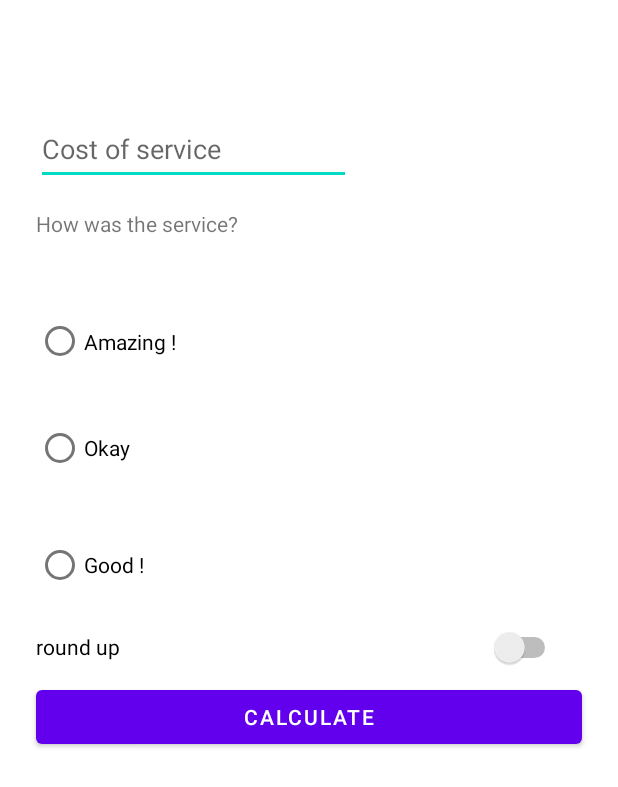
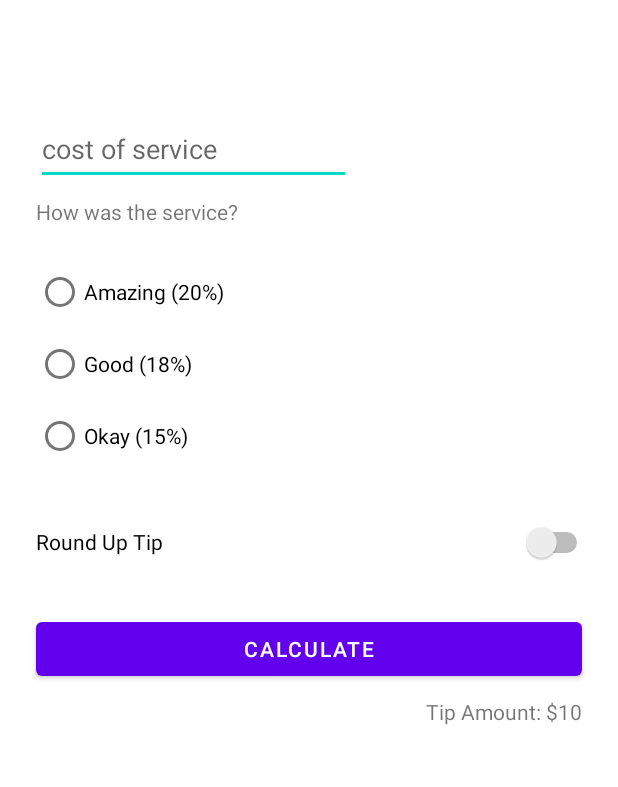
Before and after one commit to ahmad420/Tip_App, an Android app: the layout activity_main.xml on its own in the app's theme, with its tools: preview values and no code run, on a phone screen of 412 x 824 dp. Shown: the top 787 px of the screen. Run offline under Robolectric (Android 15) with nearby library versions, the phone set to English and light mode, and no system bars.

```diff
--- a/app/build.gradle
+++ b/app/build.gradle
@@ -6,6 +6,11 @@ plugins {
 android {
     compileSdkVersion 30
     buildToolsVersion "30.0.3"
+
+    buildFeatures {
+        viewBinding = true
+
+    }
 
     defaultConfig {
         applicationId "com.example.tip_app"
--- a/app/src/main/java/com/example/tip_app/MainActivity.kt
+++ b/app/src/main/java/com/example/tip_app/MainActivity.kt
@@ -2,10 +2,40 @@ package com.example.tip_app
 
 import androidx.appcompat.app.AppCompatActivity
 import android.os.Bundle
+import com.example.tip_app.databinding.ActivityMainBinding
+import java.text.NumberFormat
+
 
 class MainActivity : AppCompatActivity() {
+
+     lateinit var binding: ActivityMainBinding
+
     override fun onCreate(savedInstanceState: Bundle?) {
         super.onCreate(savedInstanceState)
-        setContentView(R.layout.activity_main)
+        binding = ActivityMainBinding.inflate(layoutInflater)
+        setContentView(binding.root)
+       binding.calculateButton.setOnClickListener {calculateTip()}
     }
+
+     fun calculateTip() {
+        val stringInTextField = binding.costOfService.text.toString()
+        val cost = stringInTextField.toDouble()
+         val selectedId =binding.tipOptions.checkedRadioButtonId
+         val tipPercentage = when(selectedId){
+             R.id.amazing_service_radioButton -> 0.20
+             R.id.good_service_radioButton -> 0.18
+             else ->0.15
+         }
+         var tip = tipPercentage * cost
+
+         val roundUp = binding.RoundTipSwitch.isChecked
+         if(roundUp){
+             tip = kotlin.math.ceil(tip)
+
+         }
+
+         val formattedTip =  NumberFormat.getCurrencyInstance().format(tip)
+         binding.tipAmount.text = getString(R.string.tip_amount , formattedTip)
+    }
+
 }
--- a/app/src/main/res/layout/activity_main.xml
+++ b/app/src/main/res/layout/activity_main.xml
@@ -7,7 +7,7 @@
     tools:context=".MainActivity">
 
     <EditText
-        android:id="@+id/plain_text_input"
+        android:id="@+id/costOfService"
         android:layout_width="210dp"
         android:layout_height="47dp"
         android:layout_marginStart="24dp"
@@ -15,7 +15,7 @@
         android:layout_marginTop="76dp"
         android:layout_marginEnd="8dp"
         android:layout_marginRight="8dp"
-        android:hint="Cost of service "
+        android:hint="@string/cost_of_service"
         android:inputType="numberDecimal"
         app:layout_constraintEnd_toEndOf="parent"
         app:layout_constraintHorizontal_bias="0.0"
@@ -28,78 +28,101 @@
         android:layout_height="wrap_content"
         android:layout_marginStart="24dp"
         android:layout_marginLeft="24dp"
-        android:layout_marginTop="16dp"
-        android:text="How was the service?"
+        android:layout_marginTop="8dp"
+        android:text="@string/how_was_service"
         app:layout_constraintStart_toStartOf="parent"
-        app:layout_constraintTop_toBottomOf="@+id/plain_text_input" />
+        app:layout_constraintTop_toBottomOf="@+id/costOfService" />
+
+
+    <RadioGroup
+        android:id="@+id/tipOptions"
+        android:layout_width="wrap_content"
+        android:layout_height="wrap_content"
+        android:layout_marginTop="20dp"
+        app:layout_constraintBottom_toBottomOf="parent"
+        app:layout_constraintEnd_toEndOf="parent"
+        app:layout_constraintHorizontal_bias="0.084"
+        app:layout_constraintStart_toStartOf="parent"
+        app:layout_constraintTop_toBottomOf="@+id/textView"
+        app:layout_constraintVertical_bias="0.0">
 
         <RadioButton
-        android:id="@+id/radioButton3"
+            android:id="@+id/amazing_service_radioButton"
             android:layout_width="wrap_content"
             android:layout_height="wrap_content"
-        android:layout_marginTop="116dp"
-        android:text="Okay "
+
+            android:text="@string/amazing_service"
+            app:layout_constraintBottom_toTopOf="@+id/good_service_radioButton"
             app:layout_constraintEnd_toEndOf="parent"
-        app:layout_constraintHorizontal_bias="0.069"
+            app:layout_constraintHorizontal_bias="0.102"
             app:layout_constraintStart_toStartOf="parent"
             app:layout_constraintTop_toBottomOf="@+id/textView"
             tools:ignore="MissingConstraints" />
 
         <RadioButton
-        android:id="@+id/radioButton2"
+            android:id="@+id/good_service_radioButton"
             android:layout_width="wrap_content"
             android:layout_height="wrap_content"
-        android:layout_marginStart="24dp"
-        android:layout_marginLeft="24dp"
-        android:layout_marginBottom="8dp"
-        android:text="Good !"
-        app:layout_constraintBottom_toBottomOf="parent"
+            android:text="@string/good_service"
+            app:layout_constraintEnd_toEndOf="parent"
+            app:layout_constraintHorizontal_bias="0.079"
             app:layout_constraintStart_toStartOf="parent"
-        app:layout_constraintTop_toBottomOf="@+id/radioButton3"
-        app:layout_constraintVertical_bias="0.067"
+            app:layout_constraintTop_toBottomOf="@+id/amazing_service_radioButton"
             tools:ignore="MissingConstraints" />
 
         <RadioButton
-        android:id="@+id/radioButton"
-        android:layout_width="105dp"
-        android:layout_height="54dp"
-        android:layout_marginBottom="20dp"
-        android:text="Amazing !"
-        app:layout_constraintBottom_toTopOf="@+id/radioButton3"
-        app:layout_constraintEnd_toEndOf="parent"
-        app:layout_constraintHorizontal_bias="0.078"
+            android:id="@+id/okay_service_radioButton"
+            android:layout_width="wrap_content"
+            android:layout_height="wrap_content"
+
+            android:text="@string/okay_service"
+            app:layout_constraintBottom_toBottomOf="parent"
             app:layout_constraintStart_toStartOf="parent"
+            app:layout_constraintTop_toBottomOf="@+id/good_service_radioButton"
+            app:layout_constraintVertical_bias="0.0"
             tools:ignore="MissingConstraints" />
 
+    </RadioGroup>
+
     <Switch
-        android:layout_width="350dp"
+        android:id="@+id/RoundTipSwitch"
+        android:layout_width="371dp"
         android:layout_height="29dp"
         android:layout_marginStart="24dp"
         android:layout_marginLeft="24dp"
-        android:layout_marginTop="16dp"
-        android:layout_marginBottom="16dp"
-        android:text="round up"
-        app:layout_constraintBottom_toTopOf="@+id/button"
+        android:layout_marginTop="32dp"
+        android:text="@string/round_tip"
         app:layout_constraintEnd_toEndOf="parent"
         app:layout_constraintHorizontal_bias="0.0"
         app:layout_constraintStart_toStartOf="parent"
-        app:layout_constraintTop_toBottomOf="@+id/radioButton2"
-        app:layout_constraintVertical_bias="0.0" />
+        app:layout_constraintTop_toBottomOf="@+id/tipOptions" />
 
     <Button
-        android:id="@+id/button"
+        android:id="@+id/calculateButton"
         android:layout_width="match_parent"
         android:layout_height="wrap_content"
         android:layout_marginStart="24dp"
         android:layout_marginLeft="24dp"
-        android:layout_marginTop="24dp"
         android:layout_marginEnd="24dp"
         android:layout_marginRight="24dp"
-        android:text="calculate"
+        android:text="@string/calc_btn"
         app:layout_constraintBottom_toBottomOf="parent"
         app:layout_constraintEnd_toEndOf="parent"
-        app:layout_constraintHorizontal_bias="0.0"
+        app:layout_constraintHorizontal_bias="1.0"
         app:layout_constraintStart_toStartOf="parent"
-        app:layout_constraintTop_toBottomOf="@+id/radioButton2"
-        app:layout_constraintVertical_bias="0.083" />
+        app:layout_constraintTop_toBottomOf="@+id/RoundTipSwitch"
+        app:layout_constraintVertical_bias="0.082" />
+
+    <TextView
+        android:id="@+id/tip_amount"
+        android:layout_width="wrap_content"
+        android:layout_height="wrap_content"
+        android:layout_marginTop="8dp"
+        android:layout_marginEnd="24dp"
+        android:layout_marginRight="24dp"
+        tools:text="Tip Amount: $10"
+        app:layout_constraintBottom_toBottomOf="parent"
+        app:layout_constraintEnd_toEndOf="parent"
+        app:layout_constraintTop_toBottomOf="@+id/calculateButton"
+        app:layout_constraintVertical_bias="0.0" />
 </androidx.constraintlayout.widget.ConstraintLayout>
--- a/app/src/main/res/values/strings.xml
+++ b/app/src/main/res/values/strings.xml
@@ -1,3 +1,12 @@
 <resources>
     <string name="app_name">Tip_App</string>
+    <string name="cost_of_service">cost of service</string>
+    <string name="how_was_service">How was the service?</string>
+    <string name="amazing_service">Amazing (20%)</string>
+    <string name="good_service">Good (18%)</string>
+    <string name="okay_service">Okay (15%)</string>
+    <string name="round_tip">Round Up Tip</string>
+    <string name="calc_btn">Calculate</string>
+<string name="tip_amount">Tip Amount : %s</string>
+
 </resources>
```
Lines whose indentation alone changed are shown as unchanged.
